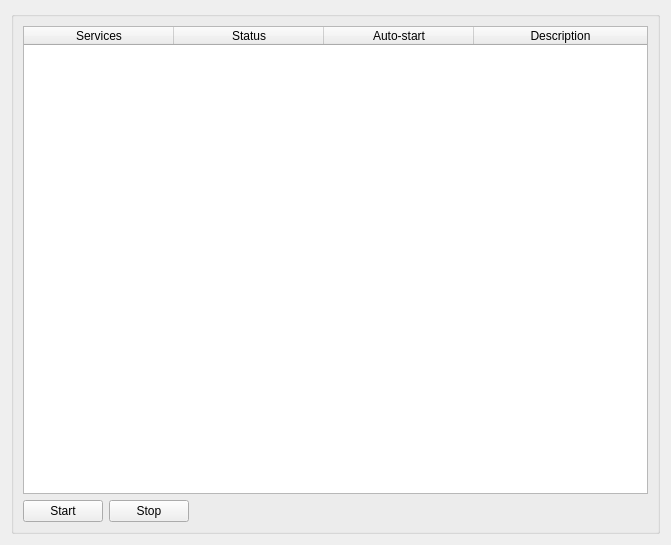
This is 2.0/beyza.ermis/ahenk/lider/lider/plugins/plugin_services/services.ui in pars-linux/uludag as Qt 5 draws it before an edit. The edited form follows.
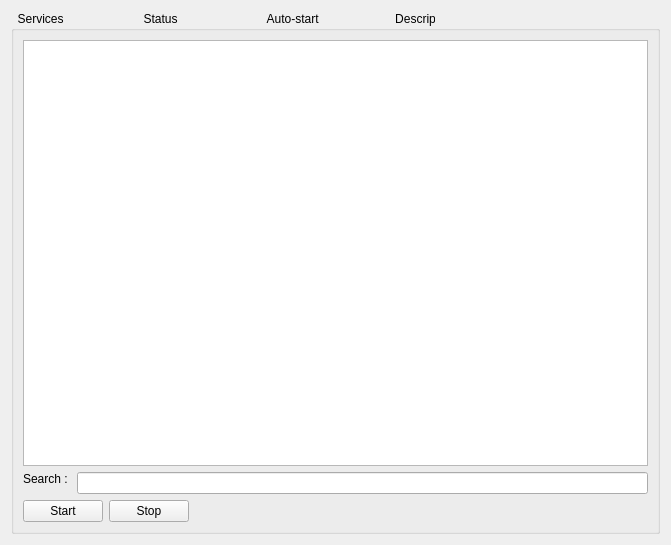
This is the edited form. Icons and pictures are not drawn.

Commit message: Search line is added.

What changed in the file:
```diff
--- a/2.0/beyza.ermis/ahenk/lider/lider/plugins/plugin_services/services.ui
+++ b/2.0/beyza.ermis/ahenk/lider/lider/plugins/plugin_services/services.ui
@@ -18,20 +18,20 @@
     <normaloff>:/icons/services48.png</normaloff>:/icons/services48.png</iconset>
   </property>
   <layout class="QGridLayout" name="gridLayout_7">
-   <item row="0" column="0" rowspan="2">
+   <item row="3" column="0" rowspan="2">
     <widget class="QGroupBox" name="groupBox">
      <property name="title">
-      <string/>
+      <string>  Services                        Status                           Auto-start                       Description</string>
      </property>
      <layout class="QGridLayout" name="gridLayout_8">
-      <item row="1" column="0">
+      <item row="3" column="0">
        <widget class="QPushButton" name="pushStart">
         <property name="text">
          <string>Start</string>
         </property>
        </widget>
       </item>
-      <item row="1" column="2">
+      <item row="3" column="2">
        <spacer name="horizontalSpacer">
         <property name="orientation">
          <enum>Qt::Horizontal</enum>
@@ -44,14 +44,14 @@
         </property>
        </spacer>
       </item>
-      <item row="1" column="1">
+      <item row="3" column="1">
        <widget class="QPushButton" name="pushStop">
         <property name="text">
          <string>Stop</string>
         </property>
        </widget>
       </item>
-      <item row="0" column="0" colspan="3">
+      <item row="1" column="0" colspan="3">
        <widget class="QTableWidget" name="tableWidget">
         <property name="minimumSize">
          <size>
@@ -65,6 +65,12 @@
           <height>0</height>
          </size>
         </property>
+        <property name="statusTip">
+         <string/>
+        </property>
+        <property name="accessibleName">
+         <string/>
+        </property>
         <property name="showGrid">
          <bool>false</bool>
         </property>
@@ -78,7 +84,7 @@
          <number>4</number>
         </property>
         <attribute name="horizontalHeaderVisible">
-         <bool>true</bool>
+         <bool>false</bool>
         </attribute>
         <attribute name="horizontalHeaderCascadingSectionResizes">
          <bool>true</bool>
@@ -108,6 +114,12 @@
          <property name="text">
           <string>Services</string>
          </property>
+         <property name="toolTip">
+          <string/>
+         </property>
+         <property name="whatsThis">
+          <string/>
+         </property>
         </column>
         <column>
          <property name="text">
@@ -126,6 +138,47 @@
         </column>
        </widget>
       </item>
+      <item row="2" column="0" colspan="3">
+       <layout class="QFormLayout" name="formLayout">
+        <property name="sizeConstraint">
+         <enum>QLayout::SetNoConstraint</enum>
+        </property>
+        <property name="fieldGrowthPolicy">
+         <enum>QFormLayout::ExpandingFieldsGrow</enum>
+        </property>
+        <property name="rowWrapPolicy">
+         <enum>QFormLayout::DontWrapRows</enum>
+        </property>
+        <property name="formAlignment">
+         <set>Qt::AlignJustify|Qt::AlignTop</set>
+        </property>
+        <property name="horizontalSpacing">
+         <number>-1</number>
+        </property>
+        <property name="verticalSpacing">
+         <number>-1</number>
+        </property>
+        <property name="bottomMargin">
+         <number>0</number>
+        </property>
+        <item row="0" column="0">
+         <widget class="QLabel" name="label">
+          <property name="sizePolicy">
+           <sizepolicy hsizetype="Preferred" vsizetype="Maximum">
+            <horstretch>0</horstretch>
+            <verstretch>21</verstretch>
+           </sizepolicy>
+          </property>
+          <property name="text">
+           <string>Search : </string>
+          </property>
+         </widget>
+        </item>
+        <item row="0" column="1">
+         <widget class="QLineEdit" name="lineSearch"/>
+        </item>
+       </layout>
+      </item>
      </layout>
     </widget>
    </item>
```
The commit also changes 1 other file.
